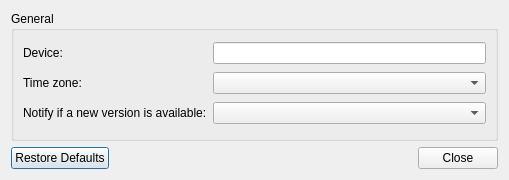
mnalis/igotu2gpx, file src/igotugui/preferencesdialog.ui: the form before one commit.
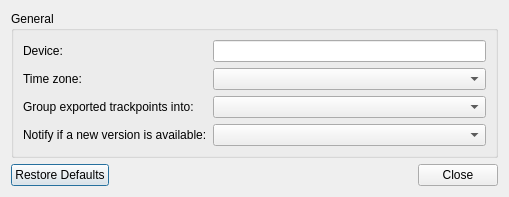
The form after the commit.

Commit message: Option to group points into segments instead of tracks on GPX output added, manpage updates.

Patch:
```diff
--- a/src/igotugui/preferencesdialog.ui
+++ b/src/igotugui/preferencesdialog.ui
@@ -49,7 +49,7 @@
       <item row="1" column="1">
        <widget class="QComboBox" name="utcOffset"/>
       </item>
-      <item row="2" column="0">
+      <item row="3" column="0">
        <widget class="QLabel" name="label_3">
         <property name="text">
          <string>Notify if a new version is available:</string>
@@ -59,9 +59,22 @@
         </property>
        </widget>
       </item>
-      <item row="2" column="1">
+      <item row="3" column="1">
        <widget class="QComboBox" name="update"/>
       </item>
+      <item row="2" column="0">
+       <widget class="QLabel" name="label_4">
+        <property name="text">
+         <string>Group exported trackpoints into:</string>
+        </property>
+        <property name="buddy">
+         <cstring>tracksAsSegments</cstring>
+        </property>
+       </widget>
+      </item>
+      <item row="2" column="1">
+       <widget class="QComboBox" name="tracksAsSegments"/>
+      </item>
      </layout>
     </widget>
    </item>
```
Left out of the diff: 1 changed line with no effect on the pictures. The commit also changes 14 other files.
